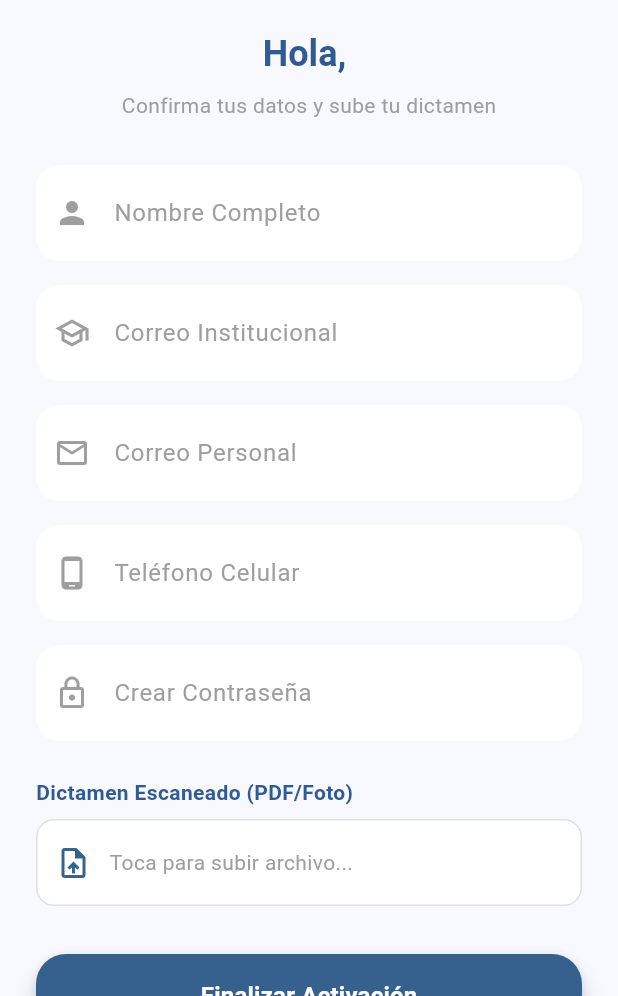
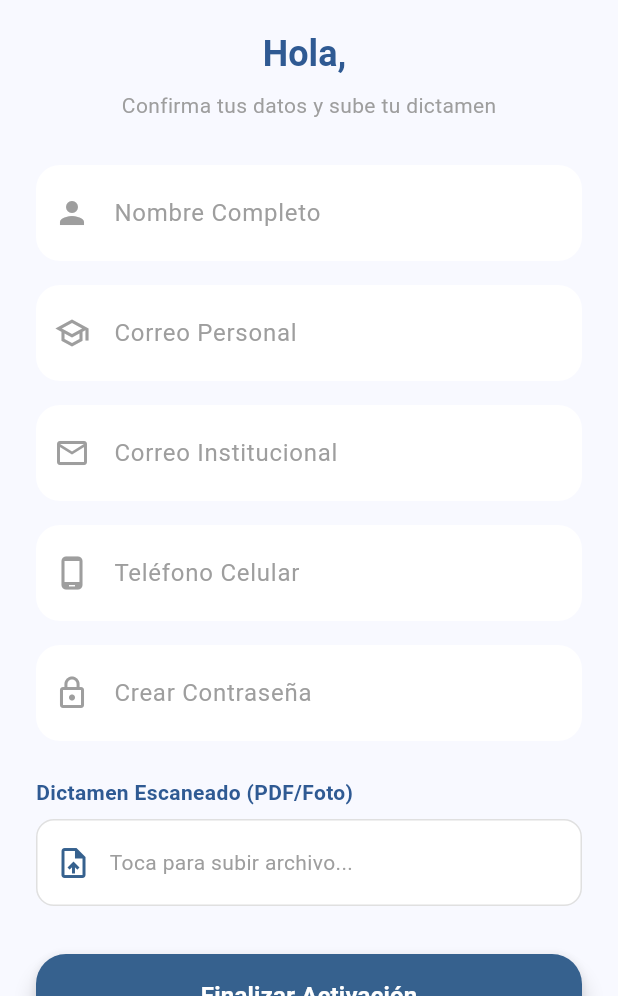
Before and after one commit to betilloXann/proyecto_tutorias, a Flutter app: the RegisterView screen opened directly with empty values, on a phone screen of 412 x 824 dp, the part 240-1236 px from its top. Run offline on Flutter 3.47's test engine with Material 3 defaults, Android fonts, the phone set to English and light mode, and no system bars; our stand-ins replace cloud_firestore, file_picker, firebase_auth, firebase_core, firebase_storage, flutter_svg; accounts and stored records are empty.

Commit message:
:pencil2: Se corrigio el Correo Instucional por Correo Personal

```diff
--- a/lib/features/login/views/register_view.dart
+++ b/lib/features/login/views/register_view.dart
@@ -169,9 +169,9 @@ class _RegisterViewState extends State<RegisterView> {
 
             TextInputField(label: "Nombre Completo", controller: nameCtrl, icon: Icons.person, readOnly: true),
             const SizedBox(height: 16),
-            TextInputField(label: "Correo Institucional", controller: emailCtrl, icon: Icons.school_outlined, keyboardType: TextInputType.emailAddress),
+            TextInputField(label: "Correo Personal", controller: emailCtrl, icon: Icons.school_outlined, keyboardType: TextInputType.emailAddress),
             const SizedBox(height: 16),
-            TextInputField(label: "Correo Personal", controller: personalEmailCtrl, icon: Icons.email_outlined, keyboardType: TextInputType.emailAddress),
+            TextInputField(label: "Correo Institucional", controller: personalEmailCtrl, icon: Icons.email_outlined, keyboardType: TextInputType.emailAddress),
             const SizedBox(height: 16),
             TextInputField(label: "Teléfono Celular", controller: phoneCtrl, icon: Icons.phone_android_outlined, keyboardType: TextInputType.phone),
             const SizedBox(height: 16),
```
